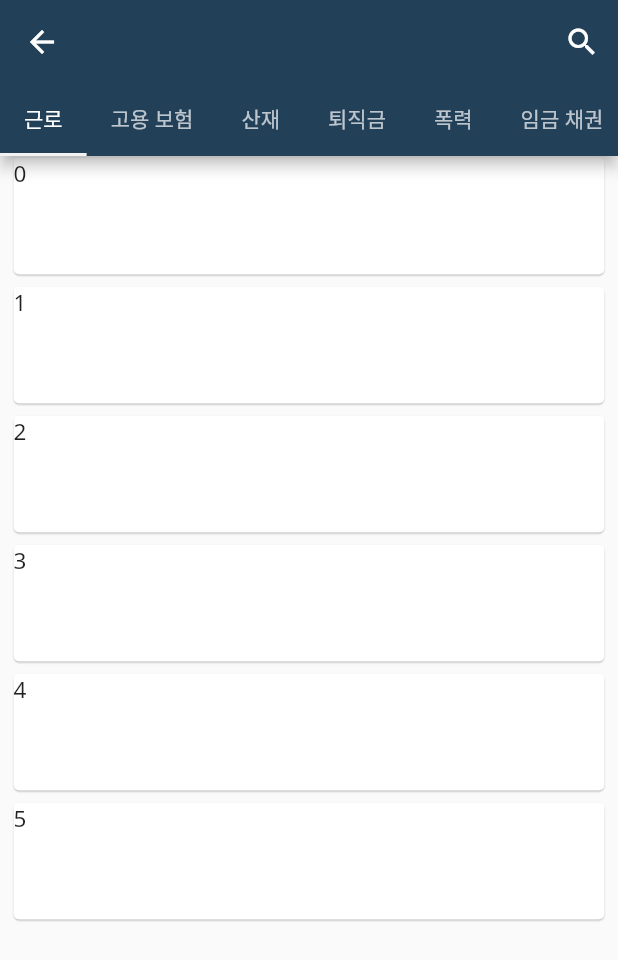
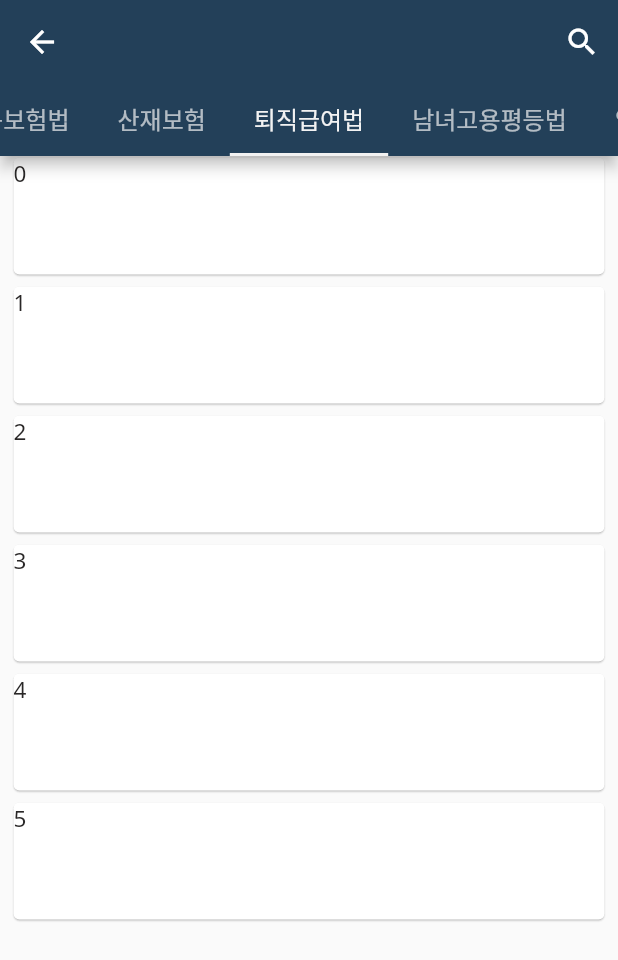
Before and after one commit to GDSC-SWU/2023-MigrantLaw-SolutionChallenge, a Flutter app: the screen it shows after launch, after a tap on "퇴직급여법", on a phone screen of 412 x 824 dp. Shown: the top 960 px of the screen. Run offline on Flutter 3.47's test engine with Material 2 defaults, Android fonts, the phone set to English and light mode, and no system bars.

Commit message:
feat: 홈에서 어떤 탭을 눌렸냐에 따라 세부 탭이 달라지도록 설정

```diff
--- a/frontend/lib/const/color.dart
+++ b/frontend/lib/const/color.dart
@@ -2,9 +2,12 @@ import 'package:flutter/material.dart';
 
 // 주색상
 const PRIMARY_COLOR = Color(0xFF234059);
+
 // 보조 색상
 const SECONDARY_COLOR1 = Color(0xFFD98D30);
 const SECONDARY_COLOR2 = Color(0xFFF2B66D);
 const SECONDARY_COLOR3 = Color(0xFFD99559);
-// 글자 색상
+
+// 글자 색상 (화이트, 블랙)
 const BODY_TEXT_COLOR = Color(0xFFF2F2F2);
+const BODY_TEXT_COLOR2 = Color(0xFF292727);
--- a/frontend/lib/home/screen/home_detail_page.dart
+++ b/frontend/lib/home/screen/home_detail_page.dart
@@ -2,22 +2,28 @@ import 'package:flutter/material.dart';
 import 'package:migrant_law_solutionchallenge/const/color.dart';
 
 const List<Tab> tabs = <Tab>[
-  Tab(text: '근로'),
-  Tab(text: '고용 보험'),
-  Tab(text: '산재'),
-  Tab(text: '퇴직금'),
-  Tab(text: '폭력'),
-  Tab(text: '임금 채권'),
+  Tab(text: '근로기준법'),
+  Tab(text: '고용보험법'),
+  Tab(text: '산재보험'),
+  Tab(text: '퇴직급여법'),
+  Tab(text: '남녀고용평등법'),
+  Tab(text: '임금채권보장법'),
 ];
 
 class HomeDetailPage extends StatefulWidget {
-  const HomeDetailPage({Key? key}) : super(key: key);
+  final int whatPage;
+
+  const HomeDetailPage({
+    Key? key,
+    required this.whatPage,
+  }) : super(key: key);
 
   @override
   State<HomeDetailPage> createState() => _HomeDetailPageState();
 }
 
 class _HomeDetailPageState extends State<HomeDetailPage> {
+
   @override
   Widget build(BuildContext context) {
     return DefaultTabController(
@@ -30,20 +36,26 @@ class _HomeDetailPageState extends State<HomeDetailPage> {
             // To get index of current tab use tabController.index
           }
         });
-        return Scaffold(
+        return DefaultTabController(
+          length: tabs.length,
+          initialIndex: widget.whatPage,
+          child: Scaffold(
             appBar: AppBar(
               centerTitle: true,
               backgroundColor: PRIMARY_COLOR,
               actions: [
                 IconButton(
-                onPressed: () {
-
-                },
+                  onPressed: () {},
                   icon: Icon(Icons.search),
                 )
               ],
               bottom: const TabBar(
                 indicatorColor: BODY_TEXT_COLOR,
+                labelColor: BODY_TEXT_COLOR,
+                labelStyle: TextStyle(
+                    fontFamily: "NotoSans",
+                    fontSize: 16,
+                    fontWeight: FontWeight.w500),
                 isScrollable: true,
                 tabs: tabs,
               ),
@@ -59,6 +71,7 @@ class _HomeDetailPageState extends State<HomeDetailPage> {
                           padding: const EdgeInsets.only(bottom: 6.0),
                           child: InkWell(
                             onTap: () {
+                              // 어떤 카드인지 식별 인덱스
                               print(position);
                             },
                             child: Container(
@@ -71,6 +84,7 @@ class _HomeDetailPageState extends State<HomeDetailPage> {
                                 child: Text(
                                   "$position",
                                   style: TextStyle(
+                                      color: BODY_TEXT_COLOR2,
                                       fontFamily: "NotoSans",
                                       fontSize: 15,
                                       fontWeight: FontWeight.w400),
@@ -83,6 +97,7 @@ class _HomeDetailPageState extends State<HomeDetailPage> {
                     ));
               }).toList(),
             ),
+          ),
         );
       }),
     );
--- a/frontend/lib/home/screen/home_sceen.dart
+++ b/frontend/lib/home/screen/home_sceen.dart
@@ -83,7 +83,7 @@ class _Body extends StatelessWidget {
               onTap: () {
                 Navigator.of(context).push(
                     MaterialPageRoute(builder: (BuildContext context) {
-                  return HomeDetailPage();
+                  return HomeDetailPage(whatPage: index,);
                 }));
               },
               child: Container(
```
Lines whose indentation alone changed are shown as unchanged.
